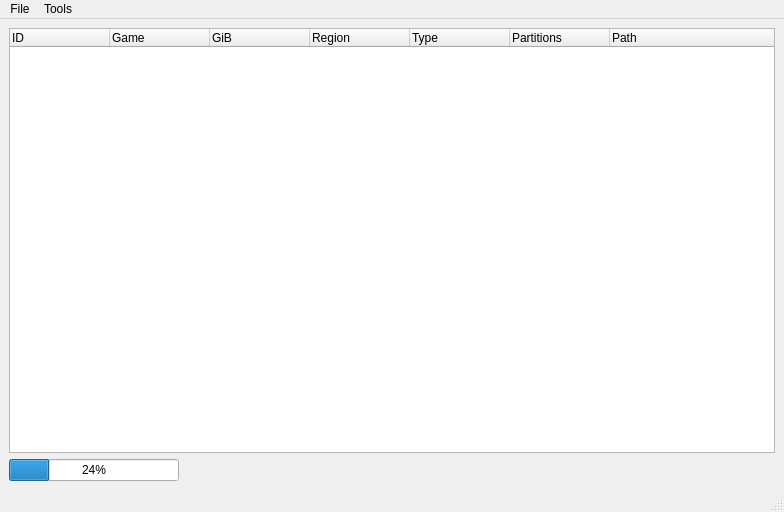
Before: the Qt Designer form partitionwindow.ui in giantpune/qtwitgui, drawn with Qt 5.
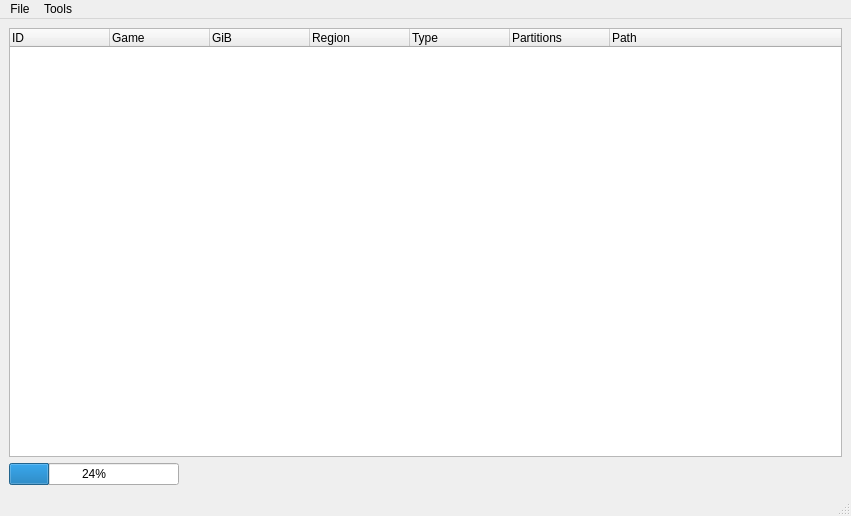
After: the same form once the commit is applied.

```diff
--- a/partitionwindow.ui
+++ b/partitionwindow.ui
@@ -6,8 +6,8 @@
    <rect>
     <x>0</x>
     <y>0</y>
-    <width>784</width>
-    <height>512</height>
+    <width>851</width>
+    <height>516</height>
    </rect>
   </property>
   <property name="minimumSize">
@@ -94,7 +94,7 @@
     <rect>
      <x>0</x>
      <y>0</y>
-     <width>784</width>
+     <width>851</width>
      <height>27</height>
     </rect>
    </property>
```
